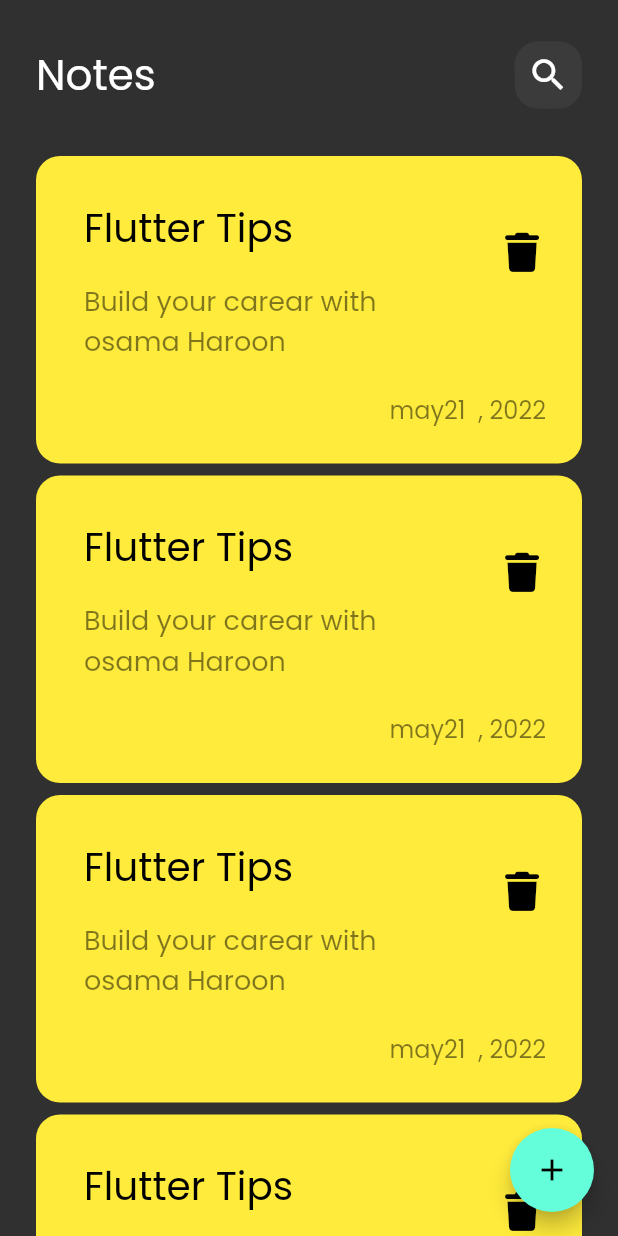
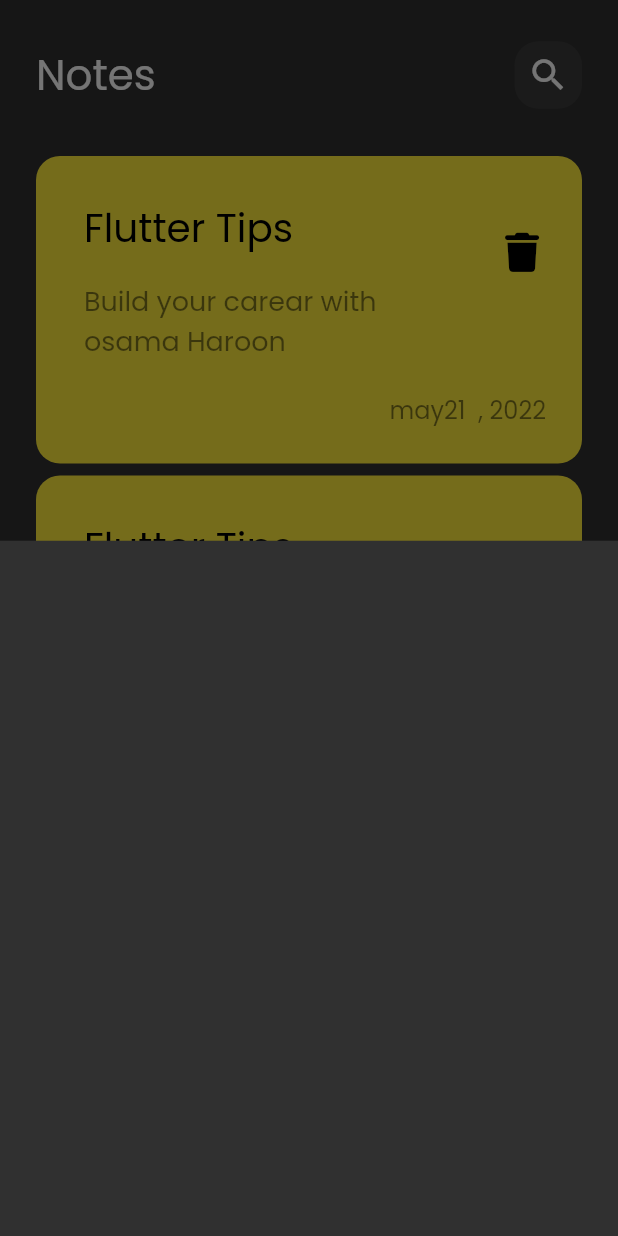
Before and after one commit to usamaaboHaroon/noteapp, a Flutter app: the screen it shows after launch, after a tap on the "add" icon, on a phone screen of 412 x 824 dp. Run offline on Flutter 3.47's test engine with Material 2 defaults, Android fonts, the phone set to English and light mode, and no system bars; our stand-ins replace font_awesome_flutter.

Commit message:
show modal bottom sheet

```diff
--- /dev/null
+++ b/lib/views/add_note_bottom_sheet.dart
@@ -0,0 +1,10 @@
+import 'package:flutter/material.dart';
+
+class AddnoteBottomSheet extends StatelessWidget {
+  const AddnoteBottomSheet({super.key});
+
+  @override
+  Widget build(BuildContext context) {
+    return Container();
+  }
+}
--- a/lib/views/note_views.dart
+++ b/lib/views/note_views.dart
@@ -1,5 +1,7 @@
 import 'package:flutter/material.dart';
 import 'package:note_app/views/widgets/notes_view_body.dart';
+
+import 'add_note_bottom_sheet.dart';
 
 class NotesView extends StatelessWidget {
   const NotesView({super.key});
@@ -8,7 +10,13 @@ class NotesView extends StatelessWidget {
   Widget build(BuildContext context) {
     return Scaffold(
       floatingActionButton: FloatingActionButton(
-        onPressed: () {},
+        onPressed: () {
+          showModalBottomSheet(
+              context: context,
+              builder: (context) {
+                return AddnoteBottomSheet();
+              });
+        },
         child: const Icon(Icons.add),
       ),
       body: const NotesViewBody(),
--- a/lib/views/widgets/notes_view.dart
+++ b/lib/views/widgets/notes_view.dart
@@ -7,13 +7,16 @@ class NotesListView extends StatelessWidget {
 
   @override
   Widget build(BuildContext context) {
-    return ListView.builder(
+    return Padding(
+      padding: const EdgeInsets.only(bottom: 16),
+      child: ListView.builder(
         itemBuilder: (BuildContext context, int index) {
           return const Padding(
             padding: EdgeInsets.symmetric(vertical: 4),
             child: NoteItem(),
           );
         },
+      ),
     );
   }
 }
```
Lines whose indentation alone changed are shown as unchanged.
